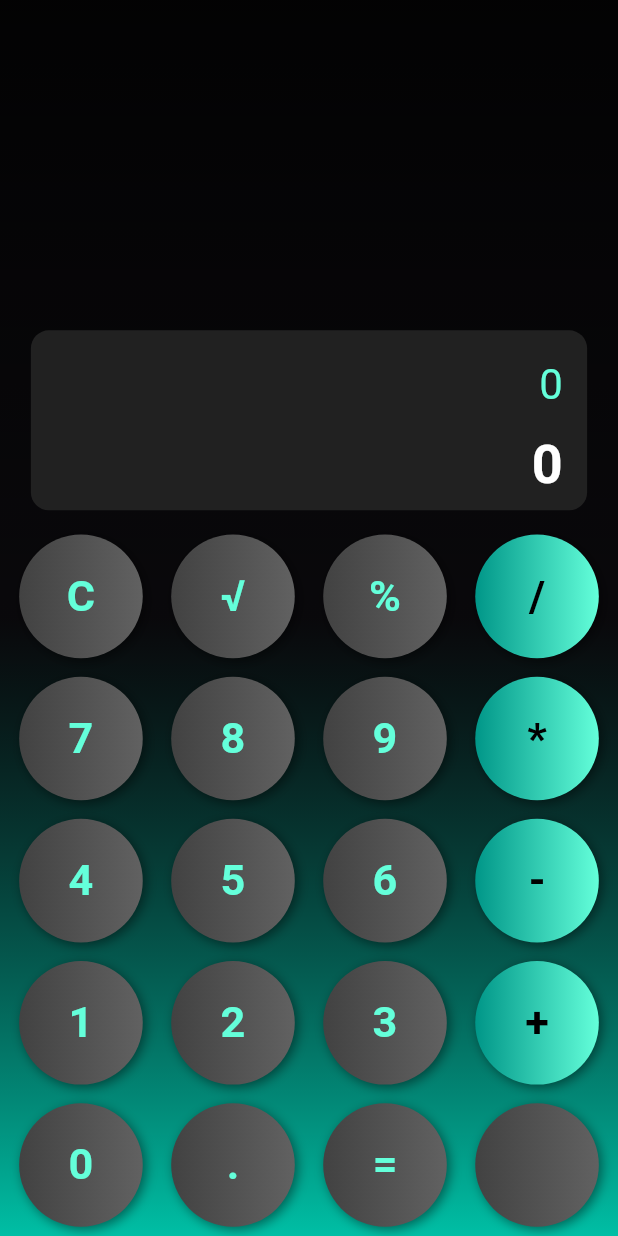
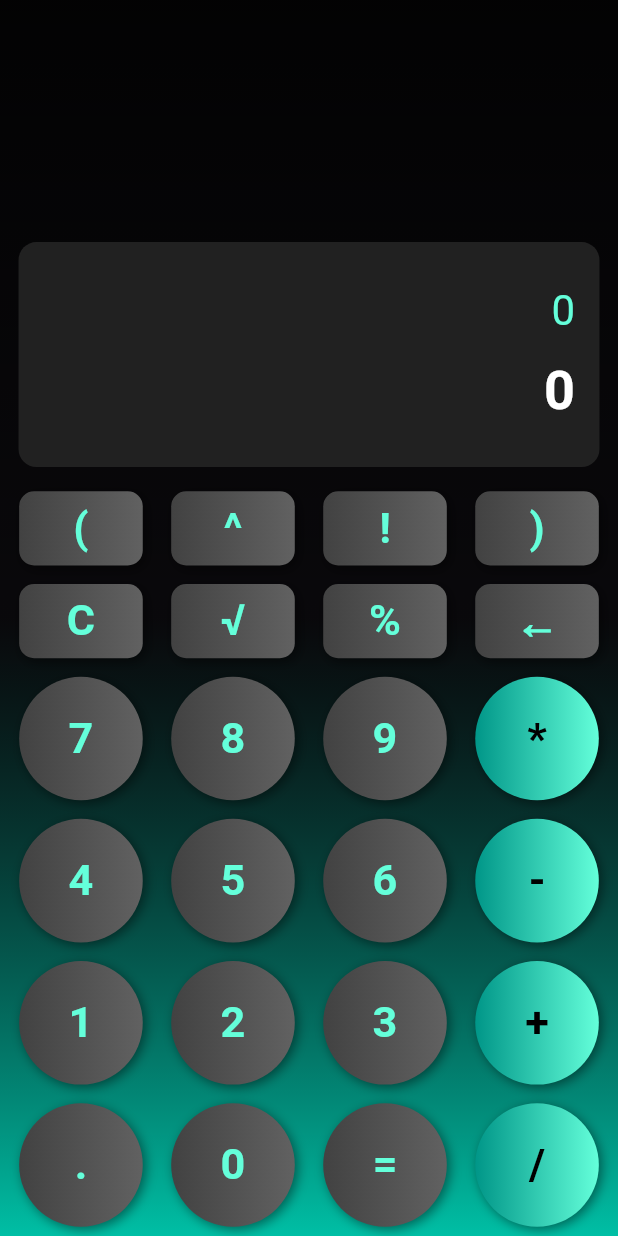
Before and after one commit to MatheeshaDanindu/calculator_flutter, a Flutter app: the screen it shows after launch, on a phone screen of 412 x 824 dp. Run offline on Flutter 3.47's test engine with Material 3 defaults, Android fonts, the phone set to English and light mode, and no system bars; missing offline and left inert: expressions; Roboto replaces fonts that are missing (RobotoMono).

Commit message:
Button shapes

```diff
--- a/lib/main.dart
+++ b/lib/main.dart
@@ -31,12 +31,47 @@ class _CalculatorHomeState extends State<CalculatorHome> {
   String _input = '';
   String _result = '0';
 
+  int _factorial(int n) {
+    if (n == 0 || n == 1) return 1; // Base case
+    return n * _factorial(n - 1).toInt(); // Ensure the result is an integer
+  }
+
   void _onButtonPressed(String buttonText) {
     setState(() {
       if (buttonText == 'C') {
         // Clear everything
         _input = '';
         _result = '0';
+      } else if (buttonText == '^') {
+        // Append '^' operator
+        if (_input.isNotEmpty && !_isOperator(_input[_input.length - 1])) {
+          _input += '^';
+        }
+      } else if (buttonText == '!') {
+        // Calculate the factorial of the last number
+        if (_input.isNotEmpty && !_isOperator(_input[_input.length - 1])) {
+          List<String> splitInput = _input.split(RegExp(r'[+\-*/()]'));
+          String lastNumber = splitInput.last;
+
+          if (lastNumber.isNotEmpty) {
+            int? value = int.tryParse(lastNumber);
+            if (value != null && value >= 0) {
+              int factorialResult = _factorial(value);
+              _input = _input.replaceFirst(lastNumber, factorialResult.toString());
+              _calculateIntermediateResult();
+            } else {
+              _result = 'Error'; // Factorial only valid for non-negative integers
+            }
+          }
+        }
+      } else if (buttonText == '←') {
+        // Backspace functionality
+        if (_input.isNotEmpty) {
+          _input = _input.substring(0, _input.length - 1);
+        }
+      } else if (buttonText == '(' || buttonText == ')') {
+        // Add brackets
+        _input += buttonText;
       } else if (buttonText == '=') {
         // Calculate the final result
         _calculateResult();
@@ -45,7 +80,7 @@ class _CalculatorHomeState extends State<CalculatorHome> {
         if (_input.isEmpty || _isOperator(_input[_input.length - 1])) {
           _input += '0.';
         } else {
-          List<String> splitInput = _input.split(RegExp(r'[+\-*/]'));
+          List<String> splitInput = _input.split(RegExp(r'[+\-*/()]'));
           if (!splitInput.last.contains('.')) {
             _input += '.';
           }
@@ -54,7 +89,9 @@ class _CalculatorHomeState extends State<CalculatorHome> {
         // Calculate the square root of the last number
         if (_input.isEmpty) {
           double resultValue = double.tryParse(_result) ?? 0.0;
-          _result = resultValue >= 0 ? _sqrt(resultValue).toString() : 'Error'; // Error for negative roots
+          _result = resultValue >= 0
+              ? _sqrt(resultValue).toString()
+              : 'Error'; // Error for negative roots
         } else {
           _calculateResult();
           double resultValue = double.tryParse(_result) ?? 0.0;
@@ -67,7 +104,7 @@ class _CalculatorHomeState extends State<CalculatorHome> {
           double resultValue = double.tryParse(_result) ?? 0.0;
           _result = (resultValue / 100).toString();
         } else {
-          List<String> splitInput = _input.split(RegExp(r'[+\-*/]'));
+          List<String> splitInput = _input.split(RegExp(r'[+\-*/()]'));
           if (splitInput.isNotEmpty) {
             double lastValue = double.tryParse(splitInput.last) ?? 0.0;
             _input = _input.replaceFirst(
@@ -82,7 +119,8 @@ class _CalculatorHomeState extends State<CalculatorHome> {
         if (_result != '0' && _input.isEmpty && !_isOperator(buttonText)) {
           _input = buttonText;
           _result = '0';
-        } else if (_result != '0' && _input.isEmpty && _isOperator(buttonText)) {
+        } else
+        if (_result != '0' && _input.isEmpty && _isOperator(buttonText)) {
           _input = _result + buttonText;
           _result = '0';
         } else {
@@ -94,27 +132,31 @@ class _CalculatorHomeState extends State<CalculatorHome> {
         }
       }
     });
+
   }
+
 
 // Helper function to calculate square root
   double _sqrt(double value) {
-    return value >= 0 ? sqrt(value) : double.nan; // Return NaN for negative numbers
+    return value >= 0 ? sqrt(value) : double
+        .nan; // Return NaN for negative numbers
   }
-
 
 
   void _calculateIntermediateResult() {
     try {
-      final expression = Expression.parse(_input);
+      // Replace '^' with Dart's '**' for exponentiation
+      String expressionString = _input.replaceAll('^', '**');
+      final expression = Expression.parse(expressionString);
       final evaluator = const ExpressionEvaluator();
       final result = evaluator.eval(expression, {});
-
     } catch (e) {
       setState(() {
         _result = 'Error';
       });
     }
   }
+
 
   void _calculateResult() {
     try {
@@ -123,7 +165,9 @@ class _CalculatorHomeState extends State<CalculatorHome> {
           _result = 'Undefined'; // Division by zero returns "Undefined"
         });
       } else {
-        final expression = Expression.parse(_input);
+        // Replace '^' with Dart's '**' for exponentiation
+        String expressionString = _input.replaceAll('^', '**');
+        final expression = Expression.parse(expressionString);
         final evaluator = const ExpressionEvaluator();
         final result = evaluator.eval(expression, {});
         setState(() {
@@ -139,8 +183,10 @@ class _CalculatorHomeState extends State<CalculatorHome> {
   }
 
 
+
   bool _isOperator(String buttonText) {
-    return buttonText == '+' || buttonText == '-' || buttonText == '*' || buttonText == '/';
+    return buttonText == '+' || buttonText == '-' || buttonText == '*' ||
+        buttonText == '/';
   }
 
   @override
@@ -149,7 +195,11 @@ class _CalculatorHomeState extends State<CalculatorHome> {
       body: Container(
         decoration: BoxDecoration(
           gradient: LinearGradient(
-            colors: [Colors.black87, Colors.black54, Colors.tealAccent.shade700],
+            colors: [
+              Colors.black87,
+              Colors.black54,
+              Colors.tealAccent.shade700
+            ],
             begin: Alignment.topCenter,
             end: Alignment.bottomCenter,
           ),
@@ -167,13 +217,16 @@ class _CalculatorHomeState extends State<CalculatorHome> {
   }
 
   Widget _buildDisplay() {
-    double screenWidth = MediaQuery.of(context).size.width;
-    double displayWidth = screenWidth * 0.9;
+    double screenWidth = MediaQuery
+        .of(context)
+        .size
+        .width;
+    double displayWidth = screenWidth * 0.94;
 
     return Center(
       child: Container(
         width: displayWidth,
-        height: 120.0,
+        height: 150.0,
         padding: EdgeInsets.all(16.0),
         decoration: BoxDecoration(
           color: Colors.grey.shade900,
@@ -191,7 +244,9 @@ class _CalculatorHomeState extends State<CalculatorHome> {
             SizedBox(height: 8.0),
             Text(
               _result,
-              style: TextStyle(fontSize: 36.0, color: Colors.white, fontWeight: FontWeight.bold),
+              style: TextStyle(fontSize: 36.0,
+                  color: Colors.white,
+                  fontWeight: FontWeight.bold),
               textAlign: TextAlign.right,
             ),
           ],
@@ -203,24 +258,25 @@ class _CalculatorHomeState extends State<CalculatorHome> {
   Widget _buildButtonGrid() {
     return Column(
       children: [
-        _buildButtonRow(['C', '√', '%', '/']), // Added √ and %
+        _buildButtonRow(['(', '^', '!', ')'], isRectangle: true),
+        _buildButtonRow(['C', '√', '%', '←'], isRectangle: true),
         _buildButtonRow(['7', '8', '9', '*']),
         _buildButtonRow(['4', '5', '6', '-']),
         _buildButtonRow(['1', '2', '3', '+']),
-        _buildButtonRow(['0', '.', '=', '']), // "=" is kept
+        _buildButtonRow(['.', '0', '=', '/']),
       ],
     );
   }
 
 
-
-  Widget _buildButtonRow(List<String> buttons) {
+  Widget _buildButtonRow(List<String> buttons, {bool isRectangle = false}) {
     return Row(
       mainAxisAlignment: MainAxisAlignment.spaceEvenly,
       children: buttons.map((buttonText) {
         return CalculatorButton(
           text: buttonText,
           onTap: () => _onButtonPressed(buttonText),
+          isRectangle: isRectangle, // Pass a flag for rectangle buttons
         );
       }).toList(),
     );
@@ -230,13 +286,19 @@ class _CalculatorHomeState extends State<CalculatorHome> {
 class CalculatorButton extends StatelessWidget {
   final String text;
   final VoidCallback onTap;
+  final bool isRectangle;
 
-  CalculatorButton({required this.text, required this.onTap});
+  CalculatorButton({
+    required this.text,
+    required this.onTap,
+    this.isRectangle = false, // Default to circular
+  });
 
   @override
   Widget build(BuildContext context) {
     double screenWidth = MediaQuery.of(context).size.width;
-    double buttonSize = screenWidth * 0.2; // Buttons occupy 20% of screen width
+    double buttonSize = isRectangle ? screenWidth * 0.2 : screenWidth * 0.2; // Keep the width consistent
+    double buttonHeight = isRectangle ? screenWidth * 0.12 : buttonSize; // Height adjustment for rectangles
 
     bool isOperator = text == '/' || text == '*' || text == '-' || text == '+';
     Color buttonColor = isOperator ? Colors.tealAccent : Colors.white;
@@ -246,11 +308,13 @@ class CalculatorButton extends StatelessWidget {
       onTap: onTap,
       child: AnimatedContainer(
         duration: Duration(milliseconds: 200),
-        width: buttonSize, // Adjusted size dynamically
-        height: buttonSize, // Adjusted size dynamically
-        margin: EdgeInsets.all(screenWidth * 0.015), // Margin as a percentage of width
+        width: buttonSize,
+        height: buttonHeight,
+        margin: EdgeInsets.all(screenWidth * 0.015),
         decoration: BoxDecoration(
-          shape: BoxShape.circle,
+          borderRadius: isRectangle
+              ? BorderRadius.circular(10.0) // Rounded rectangle
+              : BorderRadius.circular(50.0), // Circle for other buttons
           gradient: LinearGradient(
             colors: isOperator ? [Colors.teal, Colors.tealAccent] : [Colors.grey.shade800, Colors.grey.shade700],
           ),
@@ -266,7 +330,7 @@ class CalculatorButton extends StatelessWidget {
           child: Text(
             text,
             style: TextStyle(
-              fontSize: buttonSize * 0.35, // Font size as 35% of button size
+              fontSize: buttonSize * 0.35,
               color: textColor,
               fontWeight: FontWeight.bold,
             ),
```
